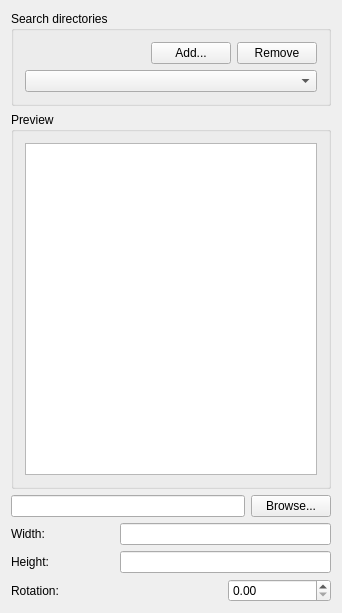
First picture: the form in qgis/src/ui/qgscomposerpicturewidgetbase.ui, repository sourcepole/qgis, before the edit.
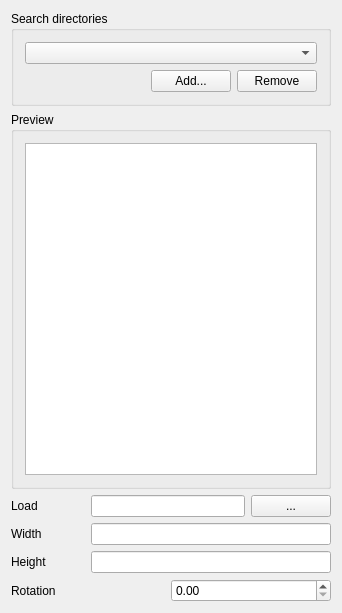
Second picture: the form after the edit.

Commit message: HIG compliance for composer and it's dialogs

Diff of the .ui file:
```diff
--- a/qgis/src/ui/qgscomposerpicturewidgetbase.ui
+++ b/qgis/src/ui/qgscomposerpicturewidgetbase.ui
@@ -19,7 +19,7 @@
    <string>Picture Options</string>
   </property>
   <layout class="QGridLayout" >
-   <item row="0" column="0" >
+   <item row="0" column="0" colspan="4" >
     <widget class="QGroupBox" name="mSearchDirectoriesGroupBox" >
      <property name="sizePolicy" >
       <sizepolicy vsizetype="Fixed" hsizetype="Preferred" >
@@ -31,12 +31,22 @@
       <string>Search directories</string>
      </property>
      <layout class="QGridLayout" >
-      <item row="0" column="0" >
+      <item row="0" column="0" colspan="3" >
+       <widget class="QComboBox" name="mSearchDirectoriesComboBox" >
+        <property name="sizePolicy" >
+         <sizepolicy vsizetype="Fixed" hsizetype="Expanding" >
+          <horstretch>0</horstretch>
+          <verstretch>0</verstretch>
+         </sizepolicy>
+        </property>
+       </widget>
+      </item>
+      <item row="1" column="0" >
        <spacer>
         <property name="orientation" >
          <enum>Qt::Horizontal</enum>
         </property>
-        <property name="sizeHint" stdset="0" >
+        <property name="sizeHint" >
          <size>
           <width>101</width>
           <height>20</height>
@@ -44,34 +54,24 @@
         </property>
        </spacer>
       </item>
-      <item row="0" column="1" >
+      <item row="1" column="1" >
        <widget class="QPushButton" name="mAddDirectoryButton" >
         <property name="text" >
          <string>Add...</string>
         </property>
        </widget>
       </item>
-      <item row="0" column="2" >
+      <item row="1" column="2" >
        <widget class="QPushButton" name="mRemoveDirectoryButton" >
         <property name="text" >
          <string>Remove</string>
         </property>
        </widget>
       </item>
-      <item row="1" column="0" colspan="3" >
-       <widget class="QComboBox" name="mSearchDirectoriesComboBox" >
-        <property name="sizePolicy" >
-         <sizepolicy vsizetype="Fixed" hsizetype="Expanding" >
-          <horstretch>0</horstretch>
-          <verstretch>0</verstretch>
-         </sizepolicy>
-        </property>
-       </widget>
-      </item>
      </layout>
     </widget>
    </item>
-   <item row="1" column="0" >
+   <item row="1" column="0" colspan="4" >
     <widget class="QGroupBox" name="mPreviewGroupBox" >
      <property name="sizePolicy" >
       <sizepolicy vsizetype="Expanding" hsizetype="Expanding" >
@@ -89,7 +89,7 @@
          <bool>false</bool>
         </property>
         <property name="dragDropMode" >
-         <enum>QAbstractItemView::NoDragDrop</enum>
+         <enum>QAbstractItemView::DragDrop</enum>
         </property>
         <property name="movement" >
          <enum>QListView::Free</enum>
@@ -118,17 +118,19 @@
     </widget>
    </item>
    <item row="2" column="0" >
-    <layout class="QHBoxLayout" >
-     <property name="spacing" >
-      <number>6</number>
+    <widget class="QLabel" name="label" >
+     <property name="text" >
+      <string>Load</string>
      </property>
-     <property name="margin" >
-      <number>0</number>
+     <property name="buddy" >
+      <cstring>mPictureLineEdit</cstring>
      </property>
-     <item>
+    </widget>
+   </item>
+   <item row="2" column="1" colspan="2" >
       <widget class="QLineEdit" name="mPictureLineEdit" />
      </item>
-     <item>
+   <item row="2" column="3" >
       <widget class="QPushButton" name="mPictureBrowseButton" >
        <property name="sizePolicy" >
         <sizepolicy vsizetype="Fixed" hsizetype="Preferred" >
@@ -143,15 +145,11 @@
         </size>
        </property>
        <property name="text" >
-        <string>Browse...</string>
-       </property>
-      </widget>
-     </item>
-    </layout>
+      <string>...</string>
+     </property>
+    </widget>
    </item>
    <item row="3" column="0" >
-    <layout class="QGridLayout" >
-     <item row="0" column="0" >
       <widget class="QLabel" name="textLabel3" >
        <property name="sizePolicy" >
         <sizepolicy vsizetype="Preferred" hsizetype="Minimum" >
@@ -160,17 +158,20 @@
         </sizepolicy>
        </property>
        <property name="text" >
-        <string>Width:</string>
+      <string>Width</string>
        </property>
        <property name="wordWrap" >
         <bool>true</bool>
        </property>
-      </widget>
-     </item>
-     <item row="0" column="1" colspan="2" >
+     <property name="buddy" >
+      <cstring>mWidthLineEdit</cstring>
+     </property>
+    </widget>
+   </item>
+   <item row="3" column="1" colspan="3" >
       <widget class="QLineEdit" name="mWidthLineEdit" />
      </item>
-     <item row="1" column="0" >
+   <item row="4" column="0" >
       <widget class="QLabel" name="textLabel4" >
        <property name="sizePolicy" >
         <sizepolicy vsizetype="Preferred" hsizetype="Minimum" >
@@ -179,17 +180,20 @@
         </sizepolicy>
        </property>
        <property name="text" >
-        <string>Height:</string>
+      <string>Height</string>
        </property>
        <property name="wordWrap" >
         <bool>true</bool>
        </property>
-      </widget>
-     </item>
-     <item row="1" column="1" colspan="2" >
+     <property name="buddy" >
+      <cstring>mHeightLineEdit</cstring>
+     </property>
+    </widget>
+   </item>
+   <item row="4" column="1" colspan="3" >
       <widget class="QLineEdit" name="mHeightLineEdit" />
      </item>
-     <item row="2" column="0" colspan="2" >
+   <item row="5" column="0" colspan="2" >
       <widget class="QLabel" name="mRotationLabel" >
        <property name="sizePolicy" >
         <sizepolicy vsizetype="Preferred" hsizetype="Minimum" >
@@ -198,19 +202,20 @@
         </sizepolicy>
        </property>
        <property name="text" >
-        <string>Rotation:</string>
+      <string>Rotation</string>
        </property>
        <property name="wordWrap" >
         <bool>true</bool>
        </property>
-      </widget>
-     </item>
-     <item row="2" column="2" >
+     <property name="buddy" >
+      <cstring>mRotationSpinBox</cstring>
+     </property>
+    </widget>
+   </item>
+   <item row="5" column="2" colspan="2" >
       <widget class="QDoubleSpinBox" name="mRotationSpinBox" />
      </item>
     </layout>
-   </item>
-  </layout>
  </widget>
  <layoutdefault spacing="6" margin="11" />
  <tabstops>
```
Left out of the diff: 9 changed lines with no effect on the pictures. Lines whose indentation alone changed are shown as unchanged. The commit also changes 7 other files.
